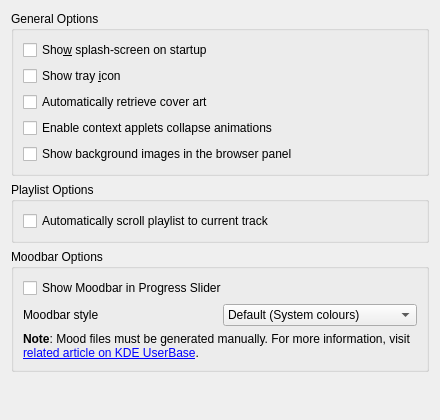
Before: the Qt Designer form src/configdialog/dialogs/GeneralConfig.ui in KDE/amarok, drawn with Qt 5.
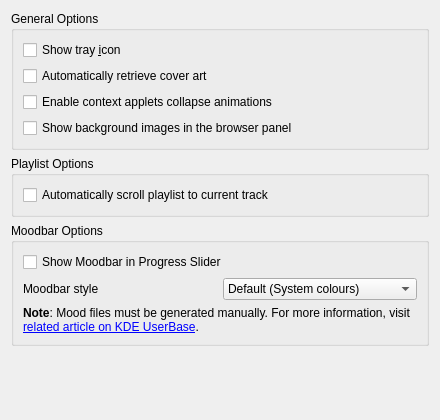
After: the same form once the commit is applied.

Commit message:
Remove the splash screen, as discussed on the mailing list.
Reasons include: Splash screens are a bit outdated. It didn't work on
Windows. And in fact it didn't work at all, but noone noticed.

Diff of the .ui file:
```diff
--- a/src/configdialog/dialogs/GeneralConfig.ui
+++ b/src/configdialog/dialogs/GeneralConfig.ui
@@ -24,19 +24,6 @@
      </property>
      <layout class="QGridLayout" name="gridLayout">
       <item row="0" column="0">
-       <widget class="QCheckBox" name="kcfg_ShowSplashScreen">
-        <property name="toolTip">
-         <string>Check to enable the splashscreen during Amarok startup.</string>
-        </property>
-        <property name="whatsThis">
-         <string>Check to enable the splashscreen during Amarok startup.</string>
-        </property>
-        <property name="text">
-         <string>Sho&amp;w splash-screen on startup</string>
-        </property>
-       </widget>
-      </item>
-      <item row="1" column="0">
        <widget class="QCheckBox" name="kcfg_ShowTrayIcon">
         <property name="toolTip">
          <string>Check to enable the Amarok system tray icon.</string>
@@ -49,7 +36,7 @@
         </property>
        </widget>
       </item>
-      <item row="2" column="0">
+      <item row="1" column="0">
        <widget class="QCheckBox" name="kcfg_AutoGetCoverArt">
         <property name="toolTip">
          <string>Check to enable the automatic retrieval of cover art from the Internet.</string>
@@ -62,7 +49,7 @@
         </property>
        </widget>
       </item>
-      <item row="3" column="0">
+      <item row="2" column="0">
        <widget class="QCheckBox" name="kcfg_AnimateAppletCollapse">
         <property name="toolTip">
          <string>Check to enable animations when context applets collapse.</string>
@@ -75,7 +62,7 @@
         </property>
        </widget>
       </item>
-      <item row="4" column="0">
+      <item row="3" column="0">
        <widget class="QCheckBox" name="kcfg_ShowBrowserBackgroundImage">
         <property name="text">
          <string>Show background images in the browser panel</string>
```
The commit also changes 5 other files.
